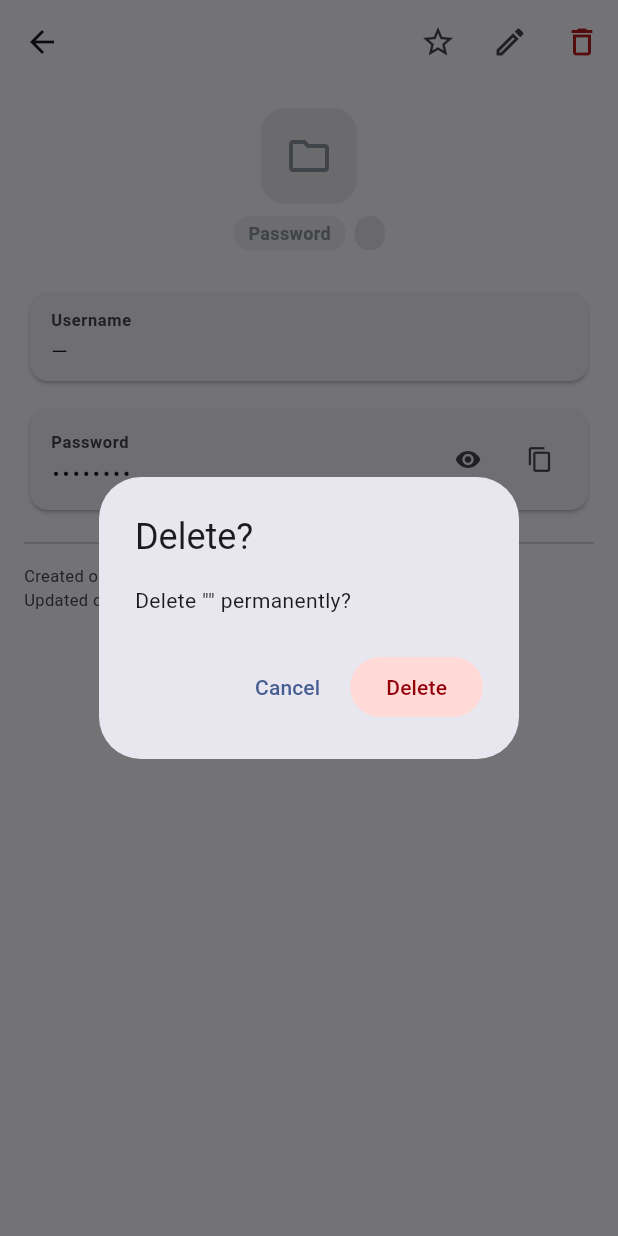
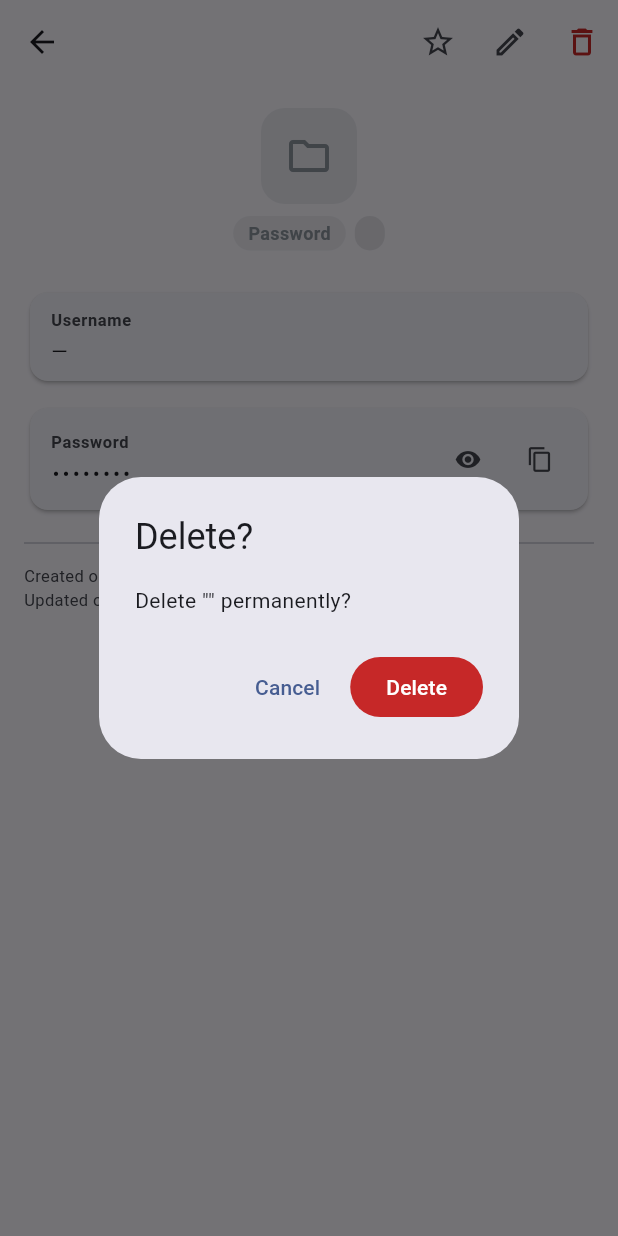
Before and after one commit to gitubpatrice/pass_tech, a Flutter app: the EntryDetailScreen screen opened directly with empty values, after a tap on the "delete outline" icon, on a phone screen of 412 x 824 dp. Run offline on Flutter 3.47's test engine with Material 3 defaults, Android fonts, the phone set to English and light mode, and no system bars; our stand-ins replace file_picker, flutter_secure_storage, flutter_slidable, package_info_plus, share_plus, shared_preferences; missing offline and left inert: biometric_storage, cryptography, encrypt, files_tech_core, mobile_scanner; accounts and stored records are empty; generated files the repository leaves out were written again.

Commit message:
feat(ui): actions destructives en rouge plein, via un composant partage
Demande de Patrice : bouton de suppression a fond rouge et police blanche,
corbeille en rouge, TOUTE action de suppression en rouge.

Avant : `FilledButton.tonal` + `errorContainer` — un rouge PALE avec texte
sombre, recopie a l'identique sur 7 sites. Peu lisible comme avertissement,
et chaque nouvelle boite de dialogue repartait en copiant la precedente.

Nouveau widget `DestructiveButton` (lib/widgets/destructive.dart) :
  kDestructiveRed = #C62828  (rouge du logo Pass Tech)
  kDestructiveOn  = blanc     contraste ~5,5:1, conforme WCAG AA (seuil 4,5)

Volontairement IDENTIQUE en theme clair et sombre : laisser la couleur
suivre `ColorScheme.error` donnerait un rouge pale en clair et un rouge
clair en sombre, deux teintes que l'oeil ne relie pas au danger. Une action
irreversible doit se reconnaitre au premier coup d'oeil.

Applique aux 6 confirmations destructives : suppression d'entree,
desactivation Heritage (x2), suppression du leurre, export en clair,
« Tout supprimer » (avec icone corbeille). Icones alignees sur le meme
rouge : corbeille du detail d'entree, tuile « Tout supprimer », action de
balayage de la liste.

`heir_view_screen` volontairement NON converti : c'est une AppBar
d'avertissement, pas une action destructive — un bandeau rouge plein y
serait agressif.

DEFAUT DE BRANCHEMENT trouve au passage : le dialogue « desactiver la
protection anti-capture » utilisait `t.heritageDisable`, une chaine propre a
l'Heritage. L'affichage etait correct par coincidence (« Desactiver »), mais
le jour ou cette chaine devient « Desactiver l'heritage », ce dialogue se
serait casse en silence. Nouvelle cle `actionDisable`, FR+EN, parite
verifiee (519/519).

VERIFIE SUR EMULATEUR, rendu ET branchement :
- dialogue de suppression d'entree : fond rouge plein, texte blanc, et le
  bouton supprime reellement l'entree (« No entry » ensuite).
- dialogue « Delete all data » : bouton rouge a icone, tuile de la zone de
  danger en rouge.
- dialogue anti-capture : affiche bien « Disable » via la nouvelle cle.
Captures possibles uniquement apres desactivation de FLAG_SECURE — la
protection bloque `screencap`, ce qui la confirme au passage.

120/120 verts, flutter analyze propre.

Co-Authored-By: Claude Opus 5 (1M context) <noreply@anthropic.com>

```diff
--- a/lib/l10n/app_en.arb
+++ b/lib/l10n/app_en.arb
@@ -436,6 +436,10 @@
   "heritageConfiguredSnack": "Heritage configured ✓ Encrypted vault snapshot.",
   "heritageManageTitle": "Manage heritage",
   "heritageManageBody": "The heir accesses a snapshot of the vault. You can:\n\n• Update the snapshot (with the heir password)\n• Disable heritage and delete the snapshot",
+  "actionDisable": "Disable",
+  "@actionDisable": {
+    "description": "Generic disable action. Distinct from heritageDisable, which is Heritage-specific and may be reworded independently."
+  },
   "heritageDisable": "Disable",
   "heritageUpdate": "Update",
   "heritageDisabledSnack": "Heritage disabled, snapshot deleted",
--- a/lib/l10n/app_fr.arb
+++ b/lib/l10n/app_fr.arb
@@ -419,6 +419,10 @@
   "heritageConfiguredSnack": "Héritage configuré ✓ Snapshot du coffre chiffré.",
   "heritageManageTitle": "Gérer l'héritage",
   "heritageManageBody": "L'héritier accède à un instantané du coffre. Vous pouvez :\n\n• Mettre à jour le snapshot (avec le mot de passe héritier)\n• Désactiver l'héritage et supprimer le snapshot",
+  "actionDisable": "Désactiver",
+  "@actionDisable": {
+    "description": "Action générique de désactivation. Distincte de heritageDisable : ce dernier est propre à l'Héritage et peut être reformulé sans impacter les autres dialogues."
+  },
   "heritageDisable": "Désactiver",
   "heritageUpdate": "Mettre à jour",
   "heritageDisabledSnack": "Héritage désactivé, snapshot supprimé",
--- a/lib/screens/entry_detail_screen.dart
+++ b/lib/screens/entry_detail_screen.dart
@@ -13,6 +13,7 @@ import '../services/totp_service.dart';
 import '../services/vault_service.dart';
 import '../utils/snack_utils.dart';
 import 'entry_edit_screen.dart';
+import '../widgets/destructive.dart';
 
 class EntryDetailScreen extends StatefulWidget {
   final Entry entry;
@@ -184,7 +185,6 @@ class _EntryDetailScreenState extends State<EntryDetailScreen> {
 
   Future<void> _delete() async {
     final nav = Navigator.of(context);
-    final cs = Theme.of(context).colorScheme;
     final t = AppLocalizations.of(context);
     final confirm = await showDialog<bool>(
       context: context,
@@ -200,13 +200,9 @@ class _EntryDetailScreenState extends State<EntryDetailScreen> {
             onPressed: () => nav.pop(false),
             child: Text(t.actionCancel),
           ),
-          FilledButton.tonal(
+          DestructiveButton(
             onPressed: () => nav.pop(true),
-            style: FilledButton.styleFrom(
-              backgroundColor: cs.errorContainer,
-              foregroundColor: cs.onErrorContainer,
-            ),
-            child: Text(t.actionDelete),
+            label: t.actionDelete,
           ),
         ],
       ),
@@ -275,7 +271,7 @@ class _EntryDetailScreenState extends State<EntryDetailScreen> {
             onPressed: _edit,
           ),
           IconButton(
-            icon: Icon(Icons.delete_outline, color: cs.error),
+            icon: const Icon(Icons.delete_outline, color: kDestructiveRed),
             tooltip: t.entryDetailDeleteTooltip,
             onPressed: _delete,
           ),
--- a/lib/screens/home_screen.dart
+++ b/lib/screens/home_screen.dart
@@ -14,6 +14,7 @@ import 'generator_screen.dart';
 import 'settings_screen.dart';
 import 'about_screen.dart';
 import 'unlock_screen.dart';
+import '../widgets/destructive.dart';
 
 class HomeScreen extends StatefulWidget {
   const HomeScreen({super.key});
@@ -698,8 +699,8 @@ class _EntryCard extends StatelessWidget {
                 duration: const Duration(seconds: 2),
               );
             },
-            backgroundColor: cs.error,
-            foregroundColor: Colors.white,
+            backgroundColor: kDestructiveRed,
+            foregroundColor: kDestructiveOn,
             icon: Icons.delete_outline,
             label: AppLocalizations.of(context).actionDelete,
             borderRadius: BorderRadius.circular(12),
--- /dev/null
+++ b/lib/widgets/destructive.dart
@@ -0,0 +1,71 @@
+import 'package:flutter/material.dart';
+
+/// Rouge des actions destructives — repris du logo Pass Tech.
+///
+/// Volontairement IDENTIQUE en thème clair et sombre. Une action irréversible
+/// doit se reconnaître au premier coup d'œil, quel que soit le thème : la
+/// laisser suivre `ColorScheme.error` donnerait un rouge pâle en clair
+/// (`errorContainer`) et un rouge clair en sombre, deux teintes que l'œil ne
+/// relie pas immédiatement au danger.
+///
+/// Contraste avec [kDestructiveOn] ≈ 5,5:1 — conforme WCAG AA pour du texte
+/// normal (seuil 4,5:1).
+const Color kDestructiveRed = Color(0xFFC62828);
+
+/// Couleur de premier plan sur [kDestructiveRed] : blanc pur, pour le contraste.
+const Color kDestructiveOn = Colors.white;
+
+/// Bouton de confirmation d'une action IRRÉVERSIBLE : fond rouge plein, texte
+/// blanc.
+///
+/// À utiliser pour TOUTE confirmation destructive — suppression d'entrée, de
+/// coffre, de leurre, désactivation d'Héritage, export en clair. Passer par ce
+/// widget plutôt que de recopier un `FilledButton.styleFrom` garantit que les
+/// boîtes de dialogue ne dérivent pas les unes des autres au fil des ajouts.
+///
+/// Remplace l'ancien `FilledButton.tonal` + `errorContainer`, dont le fond
+/// pâle et le texte sombre se lisaient mal comme un avertissement.
+class DestructiveButton extends StatelessWidget {
+  const DestructiveButton({
+    super.key,
+    required this.onPressed,
+    required this.label,
+    this.autofocus = false,
+    this.icon,
+  });
+
+  final VoidCallback? onPressed;
+  final String label;
+
+  /// Laisser à `false` sur les dialogues destructifs : l'autofocus doit rester
+  /// sur « Annuler », pour qu'une validation au clavier n'efface rien.
+  final bool autofocus;
+
+  /// Icône optionnelle (ex. `Icons.delete_forever_outlined`).
+  final IconData? icon;
+
+  @override
+  Widget build(BuildContext context) {
+    final style = FilledButton.styleFrom(
+      backgroundColor: kDestructiveRed,
+      foregroundColor: kDestructiveOn,
+      disabledBackgroundColor: kDestructiveRed.withValues(alpha: 0.38),
+      disabledForegroundColor: kDestructiveOn.withValues(alpha: 0.60),
+    );
+    if (icon == null) {
+      return FilledButton(
+        onPressed: onPressed,
+        autofocus: autofocus,
+        style: style,
+        child: Text(label),
+      );
+    }
+    return FilledButton.icon(
+      onPressed: onPressed,
+      autofocus: autofocus,
+      style: style,
+      icon: Icon(icon),
+      label: Text(label),
+    );
+  }
+}
```
Also changed, not shown: lib/screens/settings_screen.dart (+16 -34 lines).
